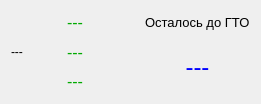
This is Modules/Autopark/Delegat/DelegatForm/thedelegateformaauto.ui in Sakton/CONVEYANCE_Q as Qt 5 draws it before an edit. The edited form follows.
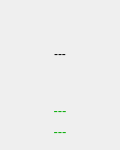
This is the edited form.

```diff
--- a/Modules/Autopark/Delegat/DelegatForm/thedelegateformaauto.ui
+++ b/Modules/Autopark/Delegat/DelegatForm/thedelegateformaauto.ui
@@ -6,42 +6,55 @@
    <rect>
     <x>0</x>
     <y>0</y>
-    <width>261</width>
-    <height>104</height>
+    <width>120</width>
+    <height>150</height>
    </rect>
   </property>
+  <property name="sizePolicy">
+   <sizepolicy hsizetype="MinimumExpanding" vsizetype="MinimumExpanding">
+    <horstretch>0</horstretch>
+    <verstretch>0</verstretch>
+   </sizepolicy>
+  </property>
   <property name="minimumSize">
    <size>
-    <width>230</width>
-    <height>0</height>
+    <width>120</width>
+    <height>150</height>
    </size>
   </property>
   <property name="windowTitle">
    <string>Form</string>
   </property>
   <layout class="QGridLayout" name="gridLayout_2">
-   <item row="0" column="0">
-    <layout class="QGridLayout" name="gridLayout">
-     <item row="1" column="2">
-      <widget class="QLabel" name="labelSeria">
-       <property name="font">
-        <font>
-         <pointsize>12</pointsize>
-        </font>
-       </property>
-       <property name="styleSheet">
-        <string notr="true">color: rgb(0, 170, 0);</string>
+   <item row="1" column="0">
+    <layout class="QVBoxLayout" name="verticalLayout">
+     <item>
+      <widget class="QLabel" name="labelImg">
+       <property name="sizePolicy">
+        <sizepolicy hsizetype="Expanding" vsizetype="Expanding">
+         <horstretch>0</horstretch>
+         <verstretch>0</verstretch>
+        </sizepolicy>
        </property>
        <property name="text">
         <string>---</string>
        </property>
+       <property name="alignment">
+        <set>Qt::AlignCenter</set>
+       </property>
       </widget>
      </item>
-     <item row="0" column="2">
+     <item>
       <widget class="QLabel" name="labelNameBrand">
+       <property name="sizePolicy">
+        <sizepolicy hsizetype="Preferred" vsizetype="Maximum">
+         <horstretch>0</horstretch>
+         <verstretch>0</verstretch>
+        </sizepolicy>
+       </property>
        <property name="font">
         <font>
-         <pointsize>12</pointsize>
+         <pointsize>10</pointsize>
         </font>
        </property>
        <property name="layoutDirection">
@@ -53,63 +66,26 @@
        <property name="text">
         <string>---</string>
        </property>
-      </widget>
-     </item>
-     <item row="2" column="2">
-      <widget class="QLabel" name="labelMark">
-       <property name="font">
-        <font>
-         <pointsize>12</pointsize>
-        </font>
+       <property name="alignment">
+        <set>Qt::AlignCenter</set>
        </property>
-       <property name="styleSheet">
-        <string notr="true">color: rgb(0, 170, 0);</string>
-       </property>
-       <property name="text">
-        <string>---</string>
-       </property>
       </widget>
      </item>
-     <item row="0" column="3">
-      <widget class="QLabel" name="labelText">
-       <property name="font">
-        <font>
-         <pointsize>10</pointsize>
-        </font>
-       </property>
-       <property name="text">
-        <string>Осталось до ГТО</string>
-       </property>
-      </widget>
-     </item>
-     <item row="0" column="0" rowspan="3">
-      <widget class="QLabel" name="labelImg">
+     <item>
+      <widget class="QLabel" name="labelGosNum">
        <property name="sizePolicy">
-        <sizepolicy hsizetype="Maximum" vsizetype="Preferred">
+        <sizepolicy hsizetype="Preferred" vsizetype="Maximum">
          <horstretch>0</horstretch>
          <verstretch>0</verstretch>
         </sizepolicy>
        </property>
-       <property name="minimumSize">
-        <size>
-         <width>50</width>
-         <height>0</height>
-        </size>
-       </property>
-       <property name="text">
-        <string>---</string>
-       </property>
-      </widget>
-     </item>
-     <item row="1" column="3" rowspan="2">
-      <widget class="QLabel" name="labelDays">
        <property name="font">
         <font>
-         <pointsize>18</pointsize>
+         <pointsize>10</pointsize>
         </font>
        </property>
        <property name="styleSheet">
-        <string notr="true">color: rgb(0, 0, 255);</string>
+        <string notr="true">color: rgb(0, 170, 0);</string>
        </property>
        <property name="text">
         <string>---</string>
```
